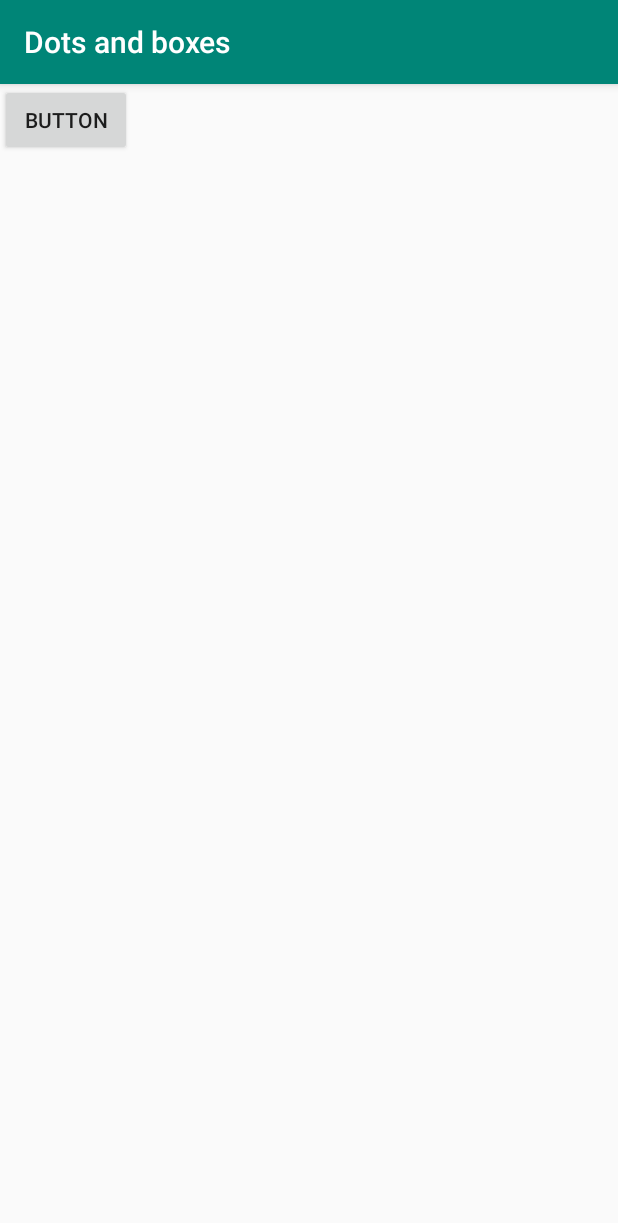
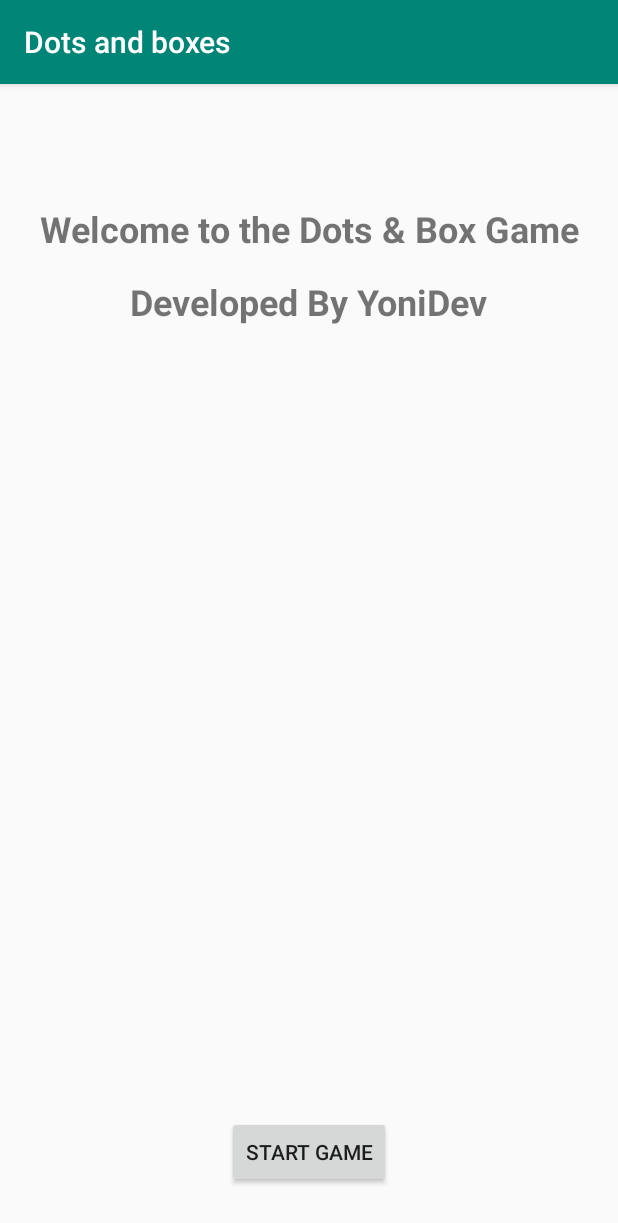
Before and after one commit to sly97/DotsAndBoxes, an Android app: the screen it shows after launch (MainActivity), on a phone screen of 412 x 824 dp. Shown: the top 1223 px of the screen. Run offline under Robolectric (Android 15) with nearby library versions, the phone set to English and light mode, and no system bars.

Commit message:
UI Created.
Basic Gesture Detection is in place.

```diff
--- /dev/null
+++ b/app/src/main/java/uk/ac/bournemouth/ap/dotsandboxes/GameView.kt
@@ -0,0 +1,178 @@
+package uk.ac.bournemouth.ap.dotsandboxes
+
+import android.content.Context
+import android.graphics.*
+import android.util.AttributeSet
+import android.util.Log
+import android.view.MotionEvent
+import android.view.View
+
+class GameView : View {
+    constructor(context: Context?) : super(context)
+    constructor(context: Context?, attrs: AttributeSet?) : super(context, attrs)
+    constructor(context: Context?, attrs: AttributeSet?, defStyleAttr: Int) : super(context, attrs, defStyleAttr)
+
+    private val colCount = 5
+    private val rowCount = 5
+
+    private var startX : Float = 0f
+    private var startY : Float = 0f
+    private var endX : Float = 0f
+    private var endY : Float = 0f
+
+    private var mGridPaint : Paint
+    private var mGridDotPaint : Paint
+    private var mGridLinePaint : Paint
+    private var mGridLineDrawnPaint : Paint
+    private var mBoxNoPlayerPaint : Paint
+    private var mBoxHumanPlayerPaint : Paint
+    private var mBoxComputerPlayerPaint : Paint
+
+    init {
+        mGridPaint = Paint().apply {
+            style = Paint.Style.FILL
+            color = Color.WHITE
+        }
+
+        mGridDotPaint = Paint().apply {
+            style = Paint.Style.FILL
+            color = Color.BLUE
+        }
+
+        mGridLinePaint = Paint().apply {
+            style = Paint.Style.FILL
+            color = Color.LTGRAY
+            strokeWidth = 7.5.toFloat()
+        }
+
+        mGridLineDrawnPaint = Paint().apply {
+            style = Paint.Style.FILL
+            color = Color.DKGRAY
+            strokeWidth = 7.5.toFloat()
+        }
+
+        mBoxNoPlayerPaint = Paint().apply {
+            style = Paint.Style.FILL
+            color = Color.LTGRAY
+        }
+
+        mBoxHumanPlayerPaint = Paint().apply {
+            style = Paint.Style.FILL
+            color = Color.RED
+            textSize = 100f
+            textAlign = Paint.Align.CENTER
+            isFakeBoldText = true
+        }
+
+        mBoxComputerPlayerPaint = Paint().apply {
+            style = Paint.Style.FILL
+            color = Color.CYAN
+            textSize = 100f
+            textAlign = Paint.Align.CENTER
+            isFakeBoldText = true
+        }
+
+    }
+
+    override fun onDraw(canvas: Canvas) {
+        super.onDraw(canvas)
+
+        val chosenDiameter: Float
+        var tokenAtPos: Int
+        var paint: Paint
+        val marginTop = 250f
+
+        var drawingFromDot = false
+        val drawFromDotRadius = 50f
+
+        val viewWidth: Float = width.toFloat()
+        val viewHeight: Float = height.toFloat()
+
+        val diameterX: Float = viewWidth / colCount.toFloat()
+        val diameterY: Float = viewHeight / rowCount.toFloat()
+
+        // Choose the smallest of the two
+        if (diameterX < diameterY) chosenDiameter = diameterX
+        else chosenDiameter = diameterY
+
+        canvas.drawRect(0.toFloat(), 0.toFloat(), viewWidth, viewHeight, mGridPaint)
+
+        val radius = chosenDiameter / 2
+        // Draw the circles on the game board
+        for (col in 0 until colCount) {
+            for (row in 0 until rowCount) {
+                // Calculate the co-ordinates of the circle
+                val cx = chosenDiameter * col + radius
+                val cy = chosenDiameter * row + radius
+
+                if(startX in cx-drawFromDotRadius..cx+drawFromDotRadius && startY in marginTop+cy-drawFromDotRadius..marginTop+cy+drawFromDotRadius){
+                    startX = cx
+                    startY = marginTop+cy
+                    drawingFromDot = true
+                }
+                if (row != rowCount-1 || col != colCount-1) {
+                    if(row == rowCount-1){
+                        canvas.drawLine(cx,marginTop+cy,cx+chosenDiameter,marginTop+cy,mGridLinePaint)
+                    }else if(col == colCount-1){
+                        canvas.drawLine(cx,marginTop+cy,cx,marginTop+cy+chosenDiameter,mGridLinePaint)
+                    }else{
+                        canvas.drawLine(cx,marginTop+cy,cx+chosenDiameter,marginTop+cy,mGridLinePaint)
+                        canvas.drawLine(cx,marginTop+cy,cx,marginTop+cy+chosenDiameter,mGridLinePaint)
+                    }
+                }
+                canvas.drawCircle(cx, marginTop+cy, 10.toFloat(), mGridDotPaint)
+
+
+            }
+        }
+
+        canvas.drawText("Human",(viewWidth / 2),120.toFloat(),mBoxHumanPlayerPaint)
+        canvas.drawText("Computer",(viewWidth / 2),marginTop,mBoxComputerPlayerPaint)
+
+        if(drawingFromDot) canvas.drawLine(startX, startY, endX, endY, mGridLineDrawnPaint);
+
+    }
+
+
+    override fun onTouchEvent(event: MotionEvent): Boolean {
+        val DEBUG_TAG = "MyTask"
+        val action: Int = event.actionMasked
+        val eventString = event.toString()
+        when (action) {
+            MotionEvent.ACTION_DOWN -> {
+                startX = event.getX()
+                startY = event.getY()
+                // Set the end to prevent initial jump (like on the demo recording)
+                endX = event.getX()
+                endY = event.getY()
+                invalidate()
+                return true
+            }
+            MotionEvent.ACTION_MOVE -> {
+                endX = event.getX()
+                endY = event.getY()
+                invalidate()
+                return true
+            }
+            MotionEvent.ACTION_UP -> {
+                startX = 0f
+                startY = 0f
+                endX = 0f
+                endY = 0f
+                invalidate()
+                return true
+            }
+            MotionEvent.ACTION_CANCEL -> {
+                Log.d(DEBUG_TAG, "Action was CANCEL")
+                return true
+            }
+            MotionEvent.ACTION_OUTSIDE -> {
+                Log.d(DEBUG_TAG, "Outside bounds of current screen element")
+                return true
+            }
+            else -> return super.onTouchEvent(event)
+        }
+    }
+
+
+}
--- a/app/src/main/java/uk/ac/bournemouth/ap/dotsandboxes/MainActivity.kt
+++ b/app/src/main/java/uk/ac/bournemouth/ap/dotsandboxes/MainActivity.kt
@@ -1,12 +1,28 @@
 package uk.ac.bournemouth.ap.dotsandboxes
 
+import android.content.Intent
 import androidx.appcompat.app.AppCompatActivity
 import android.os.Bundle
+import android.widget.Button
 
 class MainActivity : AppCompatActivity() {
+
+    private var mGameView : GameView? = null
+
 
     override fun onCreate(savedInstanceState: Bundle?) {
         super.onCreate(savedInstanceState)
         setContentView(R.layout.activity_main)
+        mGameView = GameView(this)
+        //setContentView(mGameView)
+
+        val button : Button = findViewById(R.id.button2)
+
+        button.setOnClickListener{
+            setContentView(mGameView)
+        }
+
+
+
     }
 }
--- a/app/src/main/res/layout/activity_main.xml
+++ b/app/src/main/res/layout/activity_main.xml
@@ -7,11 +7,36 @@
         tools:context=".MainActivity">
 
     <Button
-            android:id="@+id/button"
+            android:id="@+id/button2"
             android:layout_width="wrap_content"
             android:layout_height="wrap_content"
-            android:text="Button"
-            tools:layout_editor_absoluteX="73dp"
-            tools:layout_editor_absoluteY="57dp" />
+            android:layout_marginBottom="32dp"
+            android:text="Start Game"
+            app:layout_constraintBottom_toBottomOf="parent"
+            app:layout_constraintEnd_toEndOf="parent"
+            app:layout_constraintStart_toStartOf="parent" />
 
+    <TextView
+            android:id="@+id/textView"
+            android:layout_width="wrap_content"
+            android:layout_height="wrap_content"
+            android:layout_marginTop="80dp"
+            android:text="Welcome to the Dots &amp; Box Game"
+            android:textSize="24sp"
+            android:textStyle="bold"
+            app:layout_constraintEnd_toEndOf="parent"
+            app:layout_constraintStart_toStartOf="parent"
+            app:layout_constraintTop_toTopOf="parent" />
+
+    <TextView
+            android:id="@+id/textView2"
+            android:layout_width="wrap_content"
+            android:layout_height="wrap_content"
+            android:layout_marginTop="16dp"
+            android:text="Developed By YoniDev"
+            android:textSize="24sp"
+            android:textStyle="bold"
+            app:layout_constraintEnd_toEndOf="parent"
+            app:layout_constraintStart_toStartOf="parent"
+            app:layout_constraintTop_toBottomOf="@+id/textView" />
 </androidx.constraintlayout.widget.ConstraintLayout>
```
